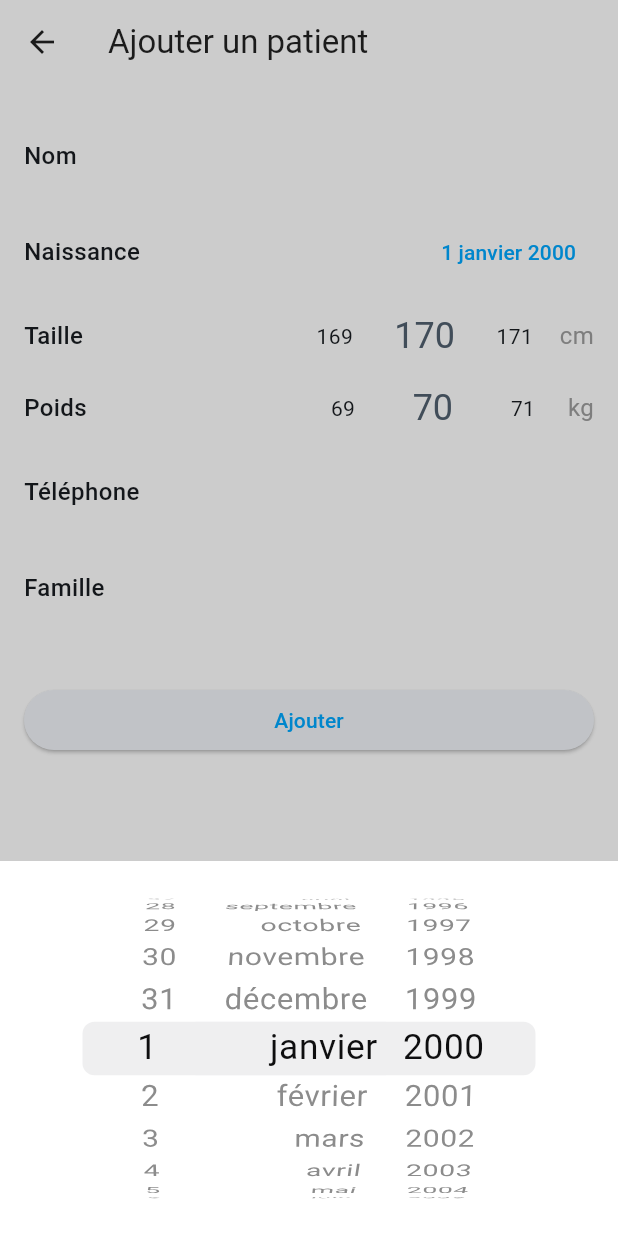
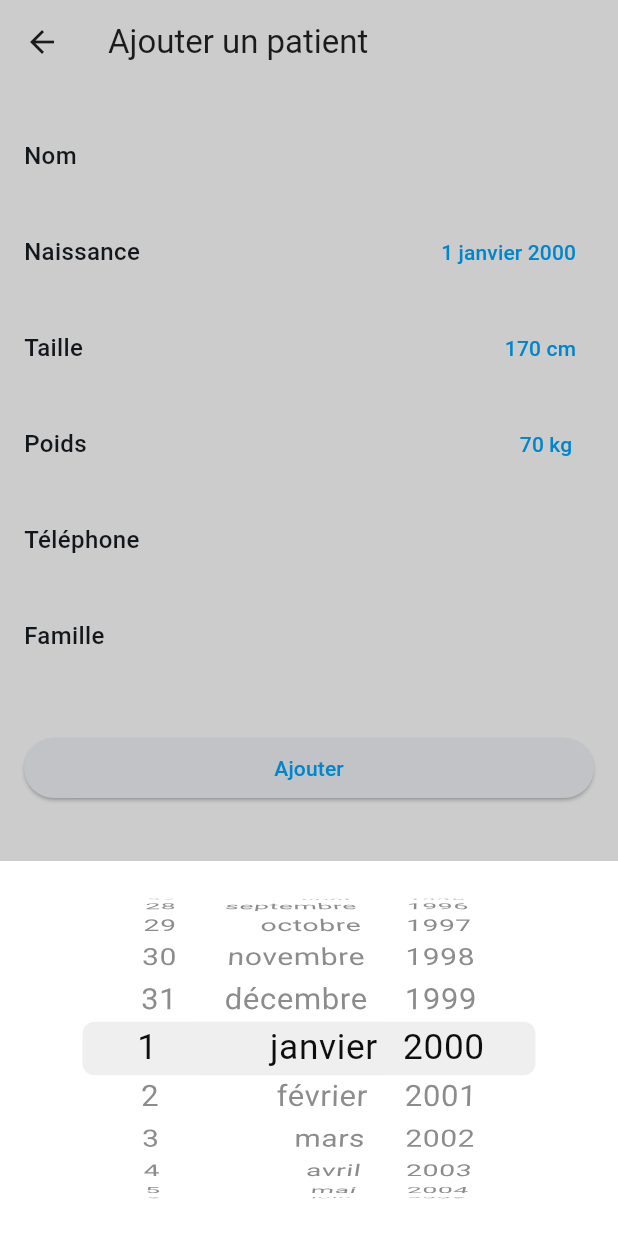
Before and after one commit to James160101/healthcare, a Flutter app: the AddPatientScreen screen opened directly, after a tap on an icon or button, on a phone screen of 412 x 824 dp. Run offline on Flutter 3.47's test engine with Material 3 defaults, Android fonts, the phone set to English and light mode, and no system bars; drawn by our look-alikes of numberpicker; our stand-ins replace curved_navigation_bar, firebase_auth, firebase_core, firebase_database, fl_chart, syncfusion_flutter_gauges; accounts and stored records are empty.

Commit message:
versioon final

```diff
--- a/healthcare/lib/screens/add_patient_screen.dart
+++ b/healthcare/lib/screens/add_patient_screen.dart
@@ -2,7 +2,6 @@ import 'package:flutter/cupertino.dart';
 import 'package:flutter/material.dart';
 import 'package:intl/intl.dart';
 import 'package:provider/provider.dart';
-import 'package:numberpicker/numberpicker.dart';
 import '../models/patient.dart';
 import '../services/firebase_service.dart';
 
@@ -77,22 +76,13 @@ class _AddPatientScreenState extends State<AddPatientScreen> {
     }
   }
 
-  void _showDatePicker(BuildContext context) {
+  void _showModalPicker(BuildContext context, Widget child) {
     showCupertinoModalPopup(
       context: context,
       builder: (_) => Container(
         height: 250,
         color: Colors.white,
-        child: CupertinoDatePicker(
-          mode: CupertinoDatePickerMode.date,
-          initialDateTime: _birthDate,
-          maximumDate: DateTime.now(),
-          onDateTimeChanged: (DateTime newDate) {
-            setState(() {
-              _birthDate = newDate;
-            });
-          },
-        ),
+        child: child,
       ),
     );
   }
@@ -109,9 +99,36 @@ class _AddPatientScreenState extends State<AddPatientScreen> {
           child: ListView(
             children: [
               _buildTextRow('Nom', _nameController, validator: (v) => v!.isEmpty ? 'Nom requis' : null),
-              _buildDateRow(context, 'Naissance', _birthDate),
-              _buildPickerRow('Taille', 'cm', _currentHeight, 50, 250, (v) => setState(() => _currentHeight = v)),
-              _buildPickerRow('Poids', 'kg', _currentWeight, 10, 200, (v) => setState(() => _currentWeight = v)),
+              _buildPickerRow(context, 'Naissance', DateFormat('d MMMM yyyy', 'fr_FR').format(_birthDate), () {
+                _showModalPicker(context,
+                  CupertinoDatePicker(
+                    mode: CupertinoDatePickerMode.date,
+                    initialDateTime: _birthDate,
+                    maximumDate: DateTime.now(),
+                    onDateTimeChanged: (newDate) => setState(() => _birthDate = newDate),
+                  ),
+                );
+              }),
+              _buildPickerRow(context, 'Taille', '$_currentHeight cm', () {
+                 _showModalPicker(context,
+                  CupertinoPicker(
+                    scrollController: FixedExtentScrollController(initialItem: _currentHeight - 50),
+                    itemExtent: 32.0,
+                    onSelectedItemChanged: (index) => setState(() => _currentHeight = index + 50),
+                    children: List<Widget>.generate(201, (index) => Center(child: Text('${index + 50}'))),
+                  ),
+                );
+              }),
+               _buildPickerRow(context, 'Poids', '$_currentWeight kg', () {
+                 _showModalPicker(context,
+                  CupertinoPicker(
+                    scrollController: FixedExtentScrollController(initialItem: _currentWeight - 10),
+                    itemExtent: 32.0,
+                    onSelectedItemChanged: (index) => setState(() => _currentWeight = index + 10),
+                    children: List<Widget>.generate(191, (index) => Center(child: Text('${index + 10}'))),
+                  ),
+                );
+              }),
               _buildTextRow('Téléphone', _phoneController, keyboard: TextInputType.phone, validator: (v) => v!.isEmpty ? 'Numéro requis' : null),
               _buildTextRow('Famille', _familyContactController, keyboard: TextInputType.phone, validator: (v) => v!.isEmpty ? 'Contact requis' : null),
               const SizedBox(height: 32),
@@ -149,7 +166,7 @@ class _AddPatientScreenState extends State<AddPatientScreen> {
     );
   }
 
-  Widget _buildDateRow(BuildContext context, String label, DateTime date) {
+  Widget _buildPickerRow(BuildContext context, String label, String value, VoidCallback onPressed) {
     return Padding(
       padding: const EdgeInsets.symmetric(vertical: 8.0),
       child: Row(
@@ -157,35 +174,11 @@ class _AddPatientScreenState extends State<AddPatientScreen> {
         children: [
           Text(label, style: const TextStyle(fontSize: 16, fontWeight: FontWeight.w500)),
           TextButton(
-            onPressed: () => _showDatePicker(context),
-            child: Text(DateFormat('d MMMM yyyy', 'fr_FR').format(date)),
+            onPressed: onPressed,
+            child: Text(value),
           ),
         ],
       ),
     );
   }
-
-  Widget _buildPickerRow(String label, String unit, int value, int min, int max, ValueChanged<int> onChanged) {
-    return Padding(
-      padding: const EdgeInsets.symmetric(vertical: 4.0),
-      child: Row(
-        children: [
-          Text(label, style: const TextStyle(fontSize: 16, fontWeight: FontWeight.w500)),
-          const Spacer(),
-          NumberPicker(
-            value: value,
-            minValue: min,
-            maxValue: max,
-            step: 1,
-            itemHeight: 40, // Plus compact
-            itemWidth: 60,  // Plus compact
-            onChanged: onChanged,
-            axis: Axis.horizontal,
-            haptics: true,
-          ),
-          Text(unit, style: const TextStyle(fontSize: 16, color: Colors.grey)),
-        ],
-      ),
-    );
-  }
 }
--- a/healthcare/lib/widgets/custom_app_bar.dart
+++ b/healthcare/lib/widgets/custom_app_bar.dart
@@ -22,7 +22,7 @@ class CustomAppBar extends StatelessWidget implements PreferredSizeWidget {
         onPressed: () => Scaffold.of(context).openDrawer(),
       ),
       title: const Text(
-        'Patient Monitor',
+        'Surveillance Cardiaque',
         style: TextStyle(
           fontFamily: 'cursive',
           fontWeight: FontWeight.bold,
--- a/healthcare/pubspec.yaml
+++ b/healthcare/pubspec.yaml
@@ -28,7 +28,6 @@ dependencies:
   intl: any
   provider: ^6.1.1
   syncfusion_flutter_gauges: ^31.2.5
-  numberpicker: ^2.1.2 # Ajout du sélecteur de chiffres
 
 dev_dependencies:
   flutter_test:
```
Also changed, not shown: healthcare/pubspec.lock, 1 other file.
